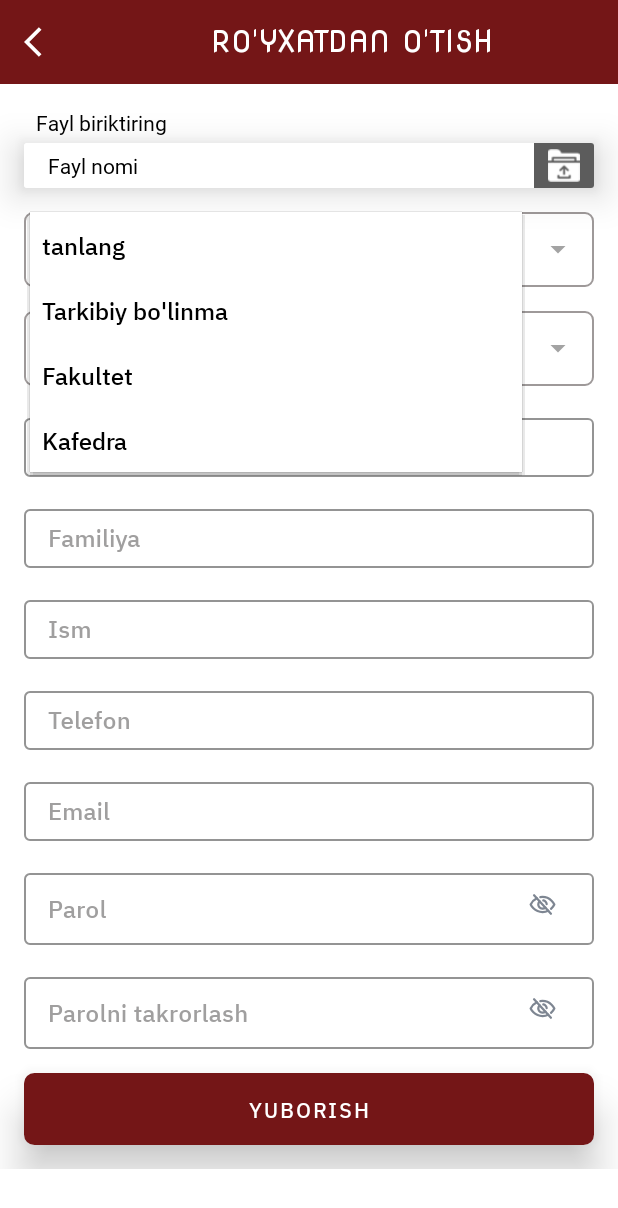
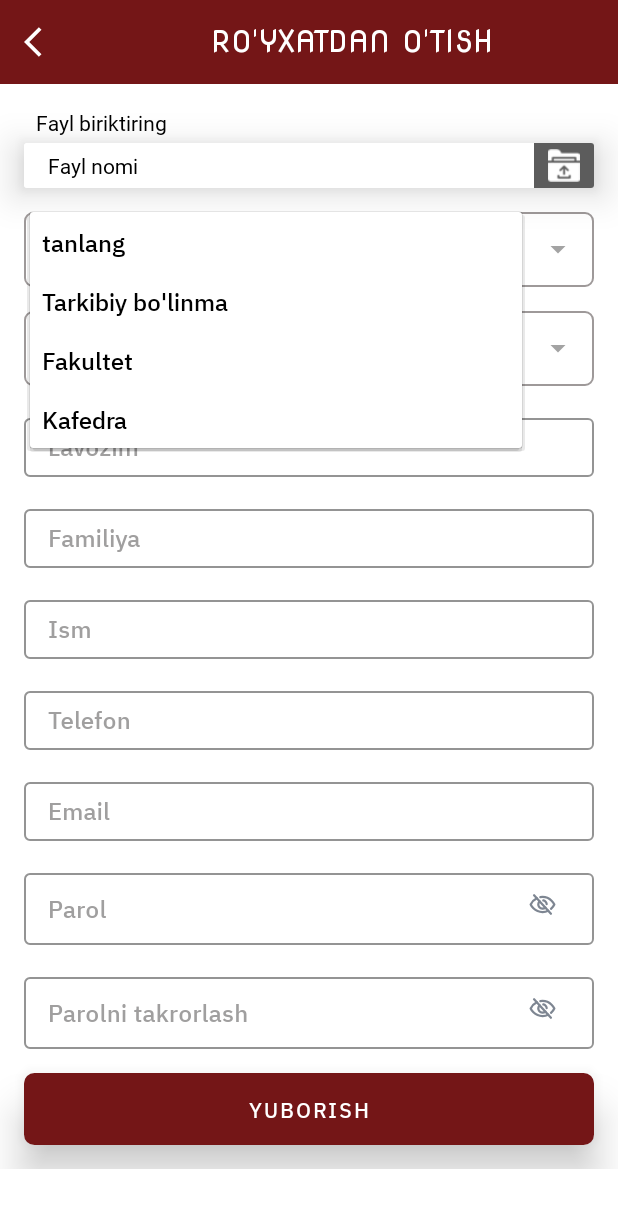
Before and after one commit to muhammadjonEshonqulov/RTTM_Support, an Android app: the RegistrationFragment screen opened through its navigation route, after a tap on "tanlang", on a phone screen of 412 x 824 dp. Shown: the top 1208 px of the screen. Run offline under Robolectric (Android 15) with nearby library versions, the phone set to English and light mode, and no system bars; our stand-ins replace Dagger/Hilt's generated code; pictures from the network do not load; 4 statements that could not run were skipped.

Commit message:
31.10.2022

```diff
--- a/app/build.gradle
+++ b/app/build.gradle
@@ -29,9 +29,9 @@ android {
     defaultConfig {
         applicationId "uz.rttm.support"
         minSdk 23
-        targetSdk 32
-        versionCode 2
-        versionName "1.0.2"
+        targetSdk 33
+        versionCode 10
+        versionName "1.0.10"
 
         testInstrumentationRunner "androidx.test.runner.AndroidJUnitRunner"
     }
--- a/app/src/main/java/uz/rttm/support/models/message/NotificationsData.kt
+++ b/app/src/main/java/uz/rttm/support/models/message/NotificationsData.kt
@@ -16,5 +16,6 @@ data class NotificationsData(
     val role: String?,
     val bolim_name: String,
     val bolim_name_mes: String,
-    val user_name: String?
+    val user_name: String?,
+    val code: Int? = null
 )
--- a/app/src/main/java/uz/rttm/support/ui/chat/ChatViewModel.kt
+++ b/app/src/main/java/uz/rttm/support/ui/chat/ChatViewModel.kt
@@ -86,6 +86,7 @@ class ChatViewModel @Inject constructor(
         if (hasInternetConnection(getApplication())) {
             try {
                 val response = repository.remote.chatActive(message_id)
+
             } catch (e: Exception) {
             }
         }
--- a/app/src/main/java/uz/rttm/support/ui/registration/RegistrationFragment.kt
+++ b/app/src/main/java/uz/rttm/support/ui/registration/RegistrationFragment.kt
@@ -140,27 +140,34 @@ class RegistrationFragment : BaseFragment<RegistrationFragmentBinding>(Registrat
     }
 
     private fun getBolim(id: Int) {
+
+        val arraySpinnerDepartment = mutableListOf<String>()
+        arraySpinnerDepartment.add("tanlang")
+        var organizationAdapterDepartment = ArrayAdapter(binding.root.context, R.layout.simple_spinner_item, arraySpinnerDepartment)
+        organizationAdapterDepartment.setDropDownViewResource(R.layout.simple_spinner_dropdown_item)
+        binding.spinnerOrganizationName.adapter = organizationAdapterDepartment
+
+
         vm.bolim(id)
-        vm.bolimResponse.collectLatestLA(lifecycleScope) {
-            var arraySpinner = ArrayList<String>()
-            arraySpinner.clear()
-            arraySpinner.add("tanlang")
+        vm.bolimResponse.collectLA(lifecycleScope) {
             when (it) {
                 is NetworkResult.Success -> {
-
                     it.data?.let {
-                        it.forEachIndexed { index, bolim ->
-                            arraySpinner.add(bolim.name.toString())
+                        arraySpinnerDepartment.clear()
+                        arraySpinnerDepartment.add("tanlang")
+                        it.forEach {
+                            it.name?.let {
+                                arraySpinnerDepartment.add(it)
                             }
                         }
+                        binding.spinnerOrganizationName.adapter = ArrayAdapter(binding.root.context, R.layout.simple_spinner_item, arraySpinnerDepartment)
+                        binding.spinnerOrganizationName.onItemSelectedListener = object : AdapterView.OnItemSelectedListener {
+                            override fun onItemSelected(p0: AdapterView<*>?, p1: View?, p2: Int, p3: Long) {
+                                if (p2 > 0) {
+                                    it[p2 - 1].id?.let {
+                                        organization_sub_id = it
                                     }
                                 }
-            val organizationAdapter = ArrayAdapter(binding.root.context, R.layout.simple_spinner_item, arraySpinner)
-            organizationAdapter.setDropDownViewResource(R.layout.simple_spinner_dropdown_item)
-            binding.spinnerOrganizationName.adapter = organizationAdapter
-            binding.spinnerOrganizationName.onItemSelectedListener = object : AdapterView.OnItemSelectedListener {
-                override fun onItemSelected(p0: AdapterView<*>?, p1: View?, p2: Int, p3: Long) {
-                    organization_sub_id = p2
                                 if (p2 > 0) {
                                     binding.spinnerOrganizationNameMes.visibility = View.GONE
                                 }
@@ -169,11 +176,14 @@ class RegistrationFragment : BaseFragment<RegistrationFragmentBinding>(Registrat
                             override fun onNothingSelected(p0: AdapterView<*>?) {}
 
                         }
-
+                    }
+                }
+            }
         }
     }
 
     private fun setOrganizationItems() {
+
         var arraySpinner = arrayOf("tanlang", "Tarkibiy bo'linma", "Fakultet", "Kafedra")
         val organizationAdapter = ArrayAdapter(binding.root.context, R.layout.simple_spinner_item, arraySpinner)
         organizationAdapter.setDropDownViewResource(R.layout.simple_spinner_dropdown_item)
--- a/app/src/main/java/uz/rttm/support/ui/registration/RegistrationViewModel.kt
+++ b/app/src/main/java/uz/rttm/support/ui/registration/RegistrationViewModel.kt
@@ -72,7 +72,7 @@ class RegistrationViewModel @Inject constructor(
         if (hasInternetConnection(getApplication())) {
             try {
                 val response = repository.remote.getBolim(id)
-                _bolimResponse.send( handleResponse(response))
+                _bolimResponse.send(handleResponse(response))
             } catch (e: Exception) {
                 _bolimResponse.send( NetworkResult.Error("Xatolik : " + e.message))
             }
--- a/app/src/main/java/uz/rttm/support/utils/FlowLifecycleAwareExt.kt
+++ b/app/src/main/java/uz/rttm/support/utils/FlowLifecycleAwareExt.kt
@@ -1,9 +1,20 @@
 package uz.rttm.support.utils
 
-import androidx.lifecycle.LifecycleCoroutineScope
+import androidx.lifecycle.*
 import kotlinx.coroutines.CoroutineScope
 import kotlinx.coroutines.flow.*
 import kotlinx.coroutines.launch
+
+inline fun <T> Flow<T>.collectLA(
+    owner: LifecycleOwner,
+    crossinline onCollect: suspend (T) -> Unit
+) = owner.lifecycleScope.launch {
+    owner.repeatOnLifecycle(Lifecycle.State.STARTED) {
+        collect {
+            onCollect(it)
+        }
+    }
+}
 
 inline fun <T> Flow<T>.collectLA(
     owner: LifecycleCoroutineScope,
@@ -14,6 +25,17 @@ inline fun <T> Flow<T>.collectLA(
         onCollect(it)
     }
 
+}
+
+inline fun <T> Flow<T>.collectLatestLA(
+    owner: LifecycleOwner,
+    crossinline onCollect: suspend (T) -> Unit
+) = owner.lifecycleScope.launch {
+    owner.repeatOnLifecycle(Lifecycle.State.STARTED) {
+        collectLatest {
+            onCollect(it)
+        }
+    }
 }
 
 inline fun <T> Flow<T>.collectLatestLA(
--- a/app/src/main/java/uz/rttm/support/utils/Prefs.kt
+++ b/app/src/main/java/uz/rttm/support/utils/Prefs.kt
@@ -33,7 +33,8 @@ class Prefs @Inject constructor(context: Context) {
     val theme: String = "theme"
     val userNameTopicInFireBase: String = "userNameTopicInFireBase"
     val userLogin: String = "userLogin"
-//    val username: String = "username"
+
+    //    val username: String = "username"
     val password: String = "password"
     val firebaseToken: String = "FIREBASE_TOKEN"
 
--- a/app/src/main/res/layout/registration_fragment.xml
+++ b/app/src/main/res/layout/registration_fragment.xml
@@ -112,8 +112,8 @@
                 <Spinner
                     android:id="@+id/spinner_organization"
                     android:layout_width="match_parent"
-                    android:paddingStart="@dimen/small_margin"
-                    android:layout_height="50dp" />
+                    android:layout_height="50dp"
+                    android:paddingStart="@dimen/small_margin" />
 
             </FrameLayout>
 
@@ -142,8 +142,8 @@
                 <Spinner
                     android:id="@+id/spinner_organization_name"
                     android:layout_width="match_parent"
-                    android:paddingStart="@dimen/small_margin"
-                    android:layout_height="50dp" />
+                    android:layout_height="50dp"
+                    android:paddingStart="@dimen/small_margin" />
             </FrameLayout>
 
             <TextView
@@ -163,11 +163,11 @@
             <com.google.android.material.textfield.TextInputLayout
                 android:id="@+id/position_lay"
                 style="@style/TextInputLayoutStyle"
+                android:layout_width="match_parent"
+                android:layout_height="wrap_content"
                 android:layout_marginStart="@dimen/left_right_margin_size"
                 android:layout_marginTop="@dimen/left_right_margin_size"
-                android:layout_marginEnd="@dimen/left_right_margin_size"
-                android:layout_width="match_parent"
-                android:layout_height="wrap_content">
+                android:layout_marginEnd="@dimen/left_right_margin_size">
 
 
                 <com.google.android.material.textfield.TextInputEditText
@@ -184,11 +184,11 @@
             <com.google.android.material.textfield.TextInputLayout
                 android:id="@+id/surname_lay"
                 style="@style/TextInputLayoutStyle"
+                android:layout_width="match_parent"
+                android:layout_height="wrap_content"
                 android:layout_marginStart="@dimen/left_right_margin_size"
                 android:layout_marginTop="@dimen/left_right_margin_size"
-                android:layout_marginEnd="@dimen/left_right_margin_size"
-                android:layout_width="match_parent"
-                android:layout_height="wrap_content">
+                android:layout_marginEnd="@dimen/left_right_margin_size">
 
 
                 <com.google.android.material.textfield.TextInputEditText
@@ -206,11 +206,11 @@
             <com.google.android.material.textfield.TextInputLayout
                 android:id="@+id/name_lay"
                 style="@style/TextInputLayoutStyle"
+                android:layout_width="match_parent"
+                android:layout_height="wrap_content"
                 android:layout_marginStart="@dimen/left_right_margin_size"
                 android:layout_marginTop="@dimen/left_right_margin_size"
-                android:layout_marginEnd="@dimen/left_right_margin_size"
-                android:layout_width="match_parent"
-                android:layout_height="wrap_content">
+                android:layout_marginEnd="@dimen/left_right_margin_size">
 
 
                 <com.google.android.material.textfield.TextInputEditText
@@ -248,23 +248,23 @@
             <com.google.android.material.textfield.TextInputLayout
                 android:id="@+id/phone_lay"
                 style="@style/TextInputLayoutStyle"
+                android:layout_width="match_parent"
+                android:layout_height="wrap_content"
                 android:layout_marginStart="@dimen/left_right_margin_size"
                 android:layout_marginTop="@dimen/left_right_margin_size"
-                android:layout_marginEnd="@dimen/left_right_margin_size"
-                android:layout_width="match_parent"
-                android:layout_height="wrap_content">
+                android:layout_marginEnd="@dimen/left_right_margin_size">
 
 
                 <com.google.android.material.textfield.TextInputEditText
                     android:id="@+id/phone"
                     android:layout_width="match_parent"
                     android:layout_height="wrap_content"
-                    android:textColor="@color/black"
                     android:hint="Telefon"
                     android:inputType="number"
                     android:maxLength="9"
                     android:padding="@dimen/default_margin"
-                    android:singleLine="true" />
+                    android:singleLine="true"
+                    android:textColor="@color/black" />
             </com.google.android.material.textfield.TextInputLayout>
 
             <TextView
@@ -296,10 +296,10 @@
                     android:layout_width="match_parent"
                     android:layout_height="wrap_content"
                     android:hint="Email"
-                    android:textColor="@color/black"
                     android:inputType="textEmailAddress"
                     android:padding="@dimen/default_margin"
-                    android:singleLine="true" />
+                    android:singleLine="true"
+                    android:textColor="@color/black" />
             </com.google.android.material.textfield.TextInputLayout>
 
             <FrameLayout
@@ -324,10 +324,10 @@
                         android:fontFamily="@font/ibm_plex_sans_medium"
                         android:hint="Parol"
                         android:inputType="textPassword"
-                        android:textColor="@color/black"
                         android:minHeight="48dp"
                         android:padding="10dp"
-                        android:singleLine="true" />
+                        android:singleLine="true"
+                        android:textColor="@color/black" />
                 </com.google.android.material.textfield.TextInputLayout>
 
                 <ImageView
@@ -379,11 +379,11 @@
                         android:layout_height="wrap_content"
                         android:fontFamily="@font/ibm_plex_sans_medium"
                         android:hint="Parolni takrorlash"
-                        android:textColor="@color/black"
                         android:inputType="textPassword"
                         android:minHeight="48dp"
                         android:padding="10dp"
-                        android:singleLine="true" />
+                        android:singleLine="true"
+                        android:textColor="@color/black" />
                 </com.google.android.material.textfield.TextInputLayout>
 
                 <ImageView
@@ -413,12 +413,12 @@
 
             <androidx.cardview.widget.CardView
                 android:layout_width="match_parent"
+                android:layout_height="wrap_content"
                 android:layout_marginStart="@dimen/left_right_margin_size"
                 android:layout_marginTop="@dimen/left_right_margin_size"
-                android:layout_height="wrap_content"
-                app:cardCornerRadius="7dp"
                 android:layout_marginEnd="@dimen/left_right_margin_size"
                 android:layout_marginBottom="@dimen/left_right_margin_size"
+                app:cardCornerRadius="7dp"
                 app:cardElevation="@dimen/left_right_margin_size">
 
                 <Button
@@ -426,6 +426,7 @@
                     android:layout_width="match_parent"
                     android:layout_height="wrap_content"
                     android:background="@color/cl_color_primary"
+                    android:foreground="?selectableItemBackground"
                     android:text="Yuborish"
                     android:textColor="@color/white" />
             </androidx.cardview.widget.CardView>
--- a/app/src/main/res/layout/simple_spinner_dropdown_item.xml
+++ b/app/src/main/res/layout/simple_spinner_dropdown_item.xml
@@ -1,12 +1,8 @@
 <?xml version="1.0" encoding="utf-8"?>
 <TextView xmlns:android="http://schemas.android.com/apk/res/android"
     android:id="@android:id/text1"
-    style="?android:attr/spinnerDropDownItemStyle"
-    android:singleLine="true"
-    android:background="@color/white"
+    android:layout_width="match_parent"
+    android:layout_height="wrap_content"
+    android:padding="@dimen/default_margin"
     android:textColor="@color/black"
-    android:layout_width="match_parent"
-    android:paddingTop="10dp"
-    android:paddingBottom="10dp"
-    android:layout_height="wrap_content"
-    android:ellipsize="marquee"/>
+    android:textSize="@dimen/standard_text_size" />
```
Also changed, not shown: app/src/main/java/uz/rttm/support/adapter/DepartmentAdapter.kt (added, +58 -0 lines), app/src/main/java/uz/rttm/support/models/message/FirebaseService.kt (+11 -3 lines), app/src/main/java/uz/rttm/support/ui/base/BaseFragment.kt (+25 -2 lines), app/src/main/java/uz/rttm/support/ui/chat/ChatFragment.kt (+38 -36 lines), app/src/main/java/uz/rttm/support/ui/manager_main/ManagerMainFragment.kt (+12 -6 lines), app/src/main/java/uz/rttm/support/ui/profile/ProfileFragment.kt (+30 -34 lines), app/src/main/java/uz/rttm/support/ui/user_main/UserMainFragment.kt (+10 -3 lines), app/src/main/java/uz/rttm/support/utils/NetworkResult.kt (+4 -4 lines), app/src/main/res/layout/custom_spinner_item.xml (added, +15 -0 lines), app/src/main/res/layout/dialog_logut.xml (+6 -4 lines). Lines whose indentation alone changed are shown as unchanged.
